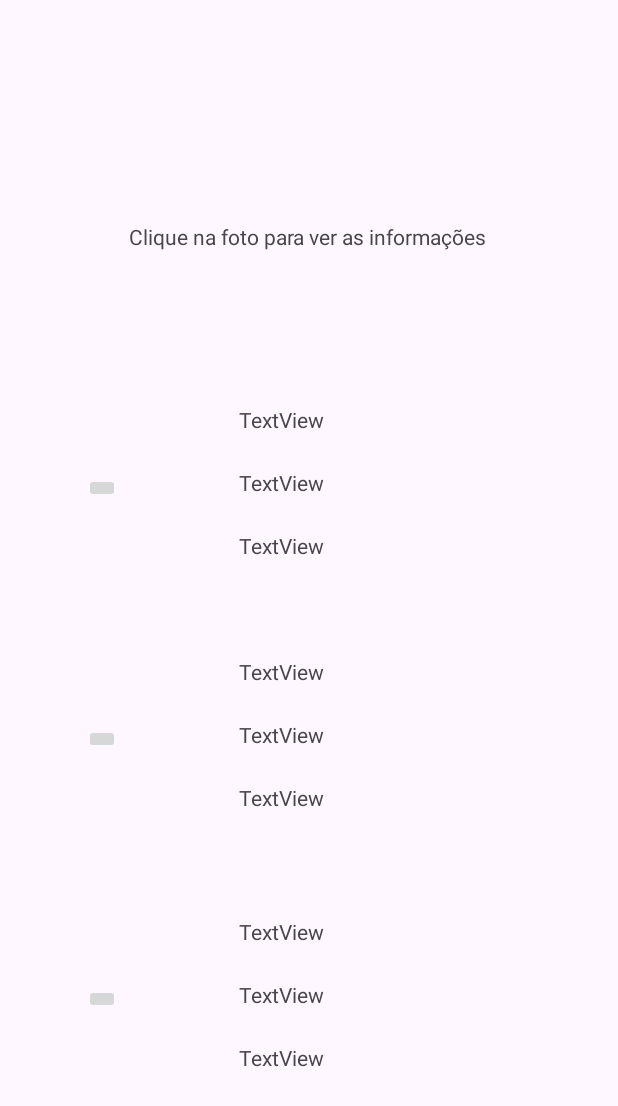
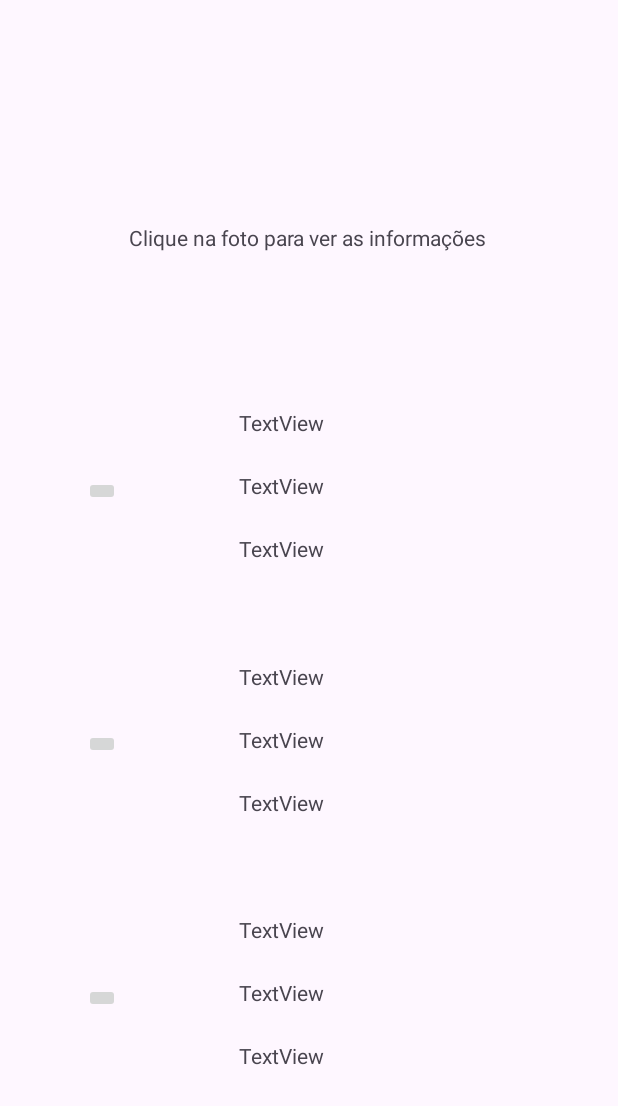
Before and after one commit to LeonCS5/imc, an Android app: the Activity2 screen opened directly, with no data from a screen before it, on a phone screen of 412 x 824 dp. Shown: the top 1106 px of the screen. Run offline under Robolectric (Android 15) with nearby library versions, the phone set to English and light mode, and no system bars.

Commit message:
Update activity_2.xml

```diff
--- a/MyApplication/app/src/main/res/layout/activity_2.xml
+++ b/MyApplication/app/src/main/res/layout/activity_2.xml
@@ -81,7 +81,6 @@
         android:layout_width="wrap_content"
         android:layout_height="wrap_content"
         android:layout_marginStart="10dp"
-        android:layout_marginBottom="5dp"
         app:layout_constraintBottom_toTopOf="@+id/ratoB"
         app:layout_constraintEnd_toStartOf="@+id/gatoV2"
         app:layout_constraintHorizontal_bias="0.0"
```
